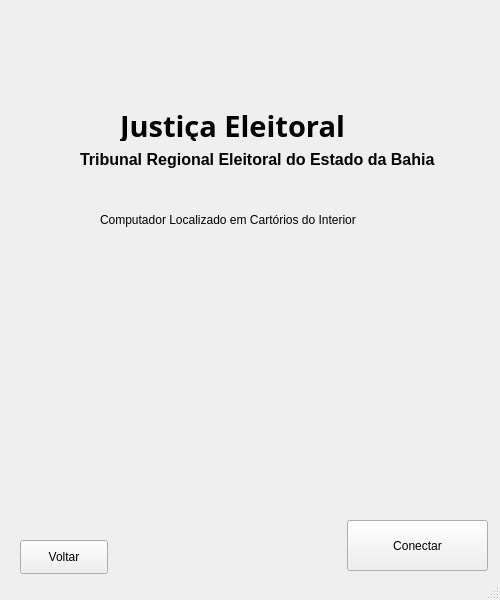
kassi0/PROGRAMACAO, file FAKEJEC/zeinterior.ui: the form before one commit.
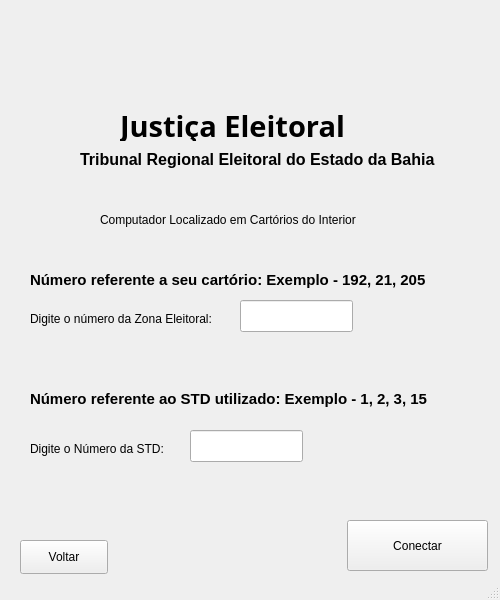
The form after the commit. Icons and pictures are not drawn.

Diff of the .ui file:
```diff
--- a/FAKEJEC/zeinterior.ui
+++ b/FAKEJEC/zeinterior.ui
@@ -117,6 +117,92 @@
      <string>Computador Localizado em Cartórios do Interior</string>
     </property>
    </widget>
+   <widget class="QLabel" name="label_3">
+    <property name="geometry">
+     <rect>
+      <x>30</x>
+      <y>270</y>
+      <width>421</width>
+      <height>20</height>
+     </rect>
+    </property>
+    <property name="font">
+     <font>
+      <pointsize>11</pointsize>
+      <weight>75</weight>
+      <bold>true</bold>
+     </font>
+    </property>
+    <property name="text">
+     <string>Número referente a seu cartório: Exemplo - 192, 21, 205</string>
+    </property>
+   </widget>
+   <widget class="QLabel" name="label_5">
+    <property name="geometry">
+     <rect>
+      <x>30</x>
+      <y>310</y>
+      <width>211</width>
+      <height>18</height>
+     </rect>
+    </property>
+    <property name="text">
+     <string>Digite o número da Zona Eleitoral:</string>
+    </property>
+   </widget>
+   <widget class="QLabel" name="label_6">
+    <property name="geometry">
+     <rect>
+      <x>30</x>
+      <y>390</y>
+      <width>491</width>
+      <height>18</height>
+     </rect>
+    </property>
+    <property name="font">
+     <font>
+      <pointsize>11</pointsize>
+      <weight>75</weight>
+      <bold>true</bold>
+     </font>
+    </property>
+    <property name="text">
+     <string>Número referente ao STD utilizado: Exemplo - 1, 2, 3, 15</string>
+    </property>
+   </widget>
+   <widget class="QLabel" name="label_8">
+    <property name="geometry">
+     <rect>
+      <x>30</x>
+      <y>440</y>
+      <width>151</width>
+      <height>18</height>
+     </rect>
+    </property>
+    <property name="text">
+     <string>Digite o Número da STD:</string>
+    </property>
+   </widget>
+   <widget class="QLineEdit" name="std">
+    <property name="geometry">
+     <rect>
+      <x>190</x>
+      <y>430</y>
+      <width>113</width>
+      <height>32</height>
+     </rect>
+    </property>
+   </widget>
+   <widget class="QLineEdit" name="ze">
+    <property name="geometry">
+     <rect>
+      <x>240</x>
+      <y>300</y>
+      <width>113</width>
+      <height>32</height>
+     </rect>
+    </property>
+   </widget>
   </widget>
   <widget class="QStatusBar" name="statusbar"/>
  </widget>
```
